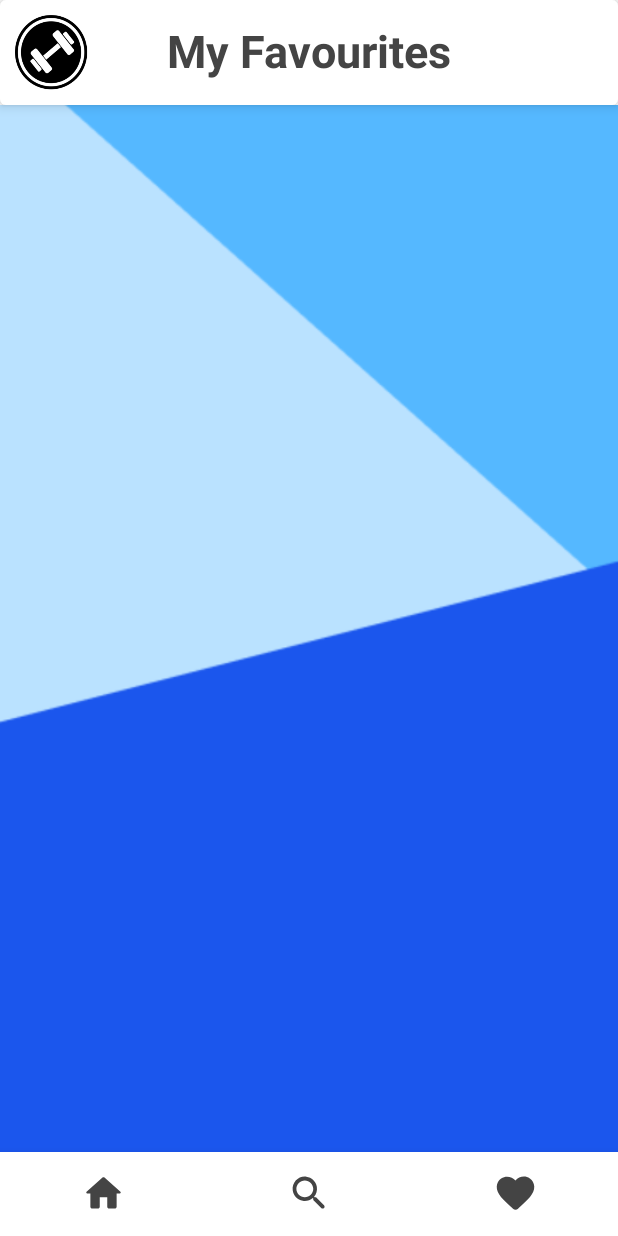
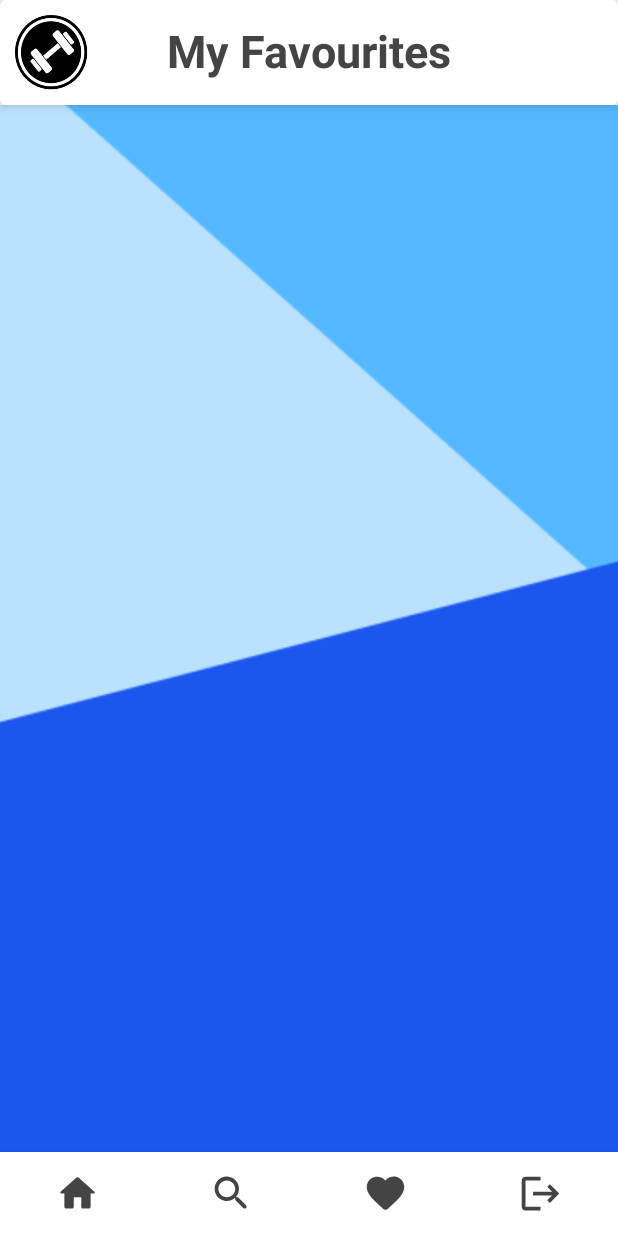
Before and after one commit to martinhecht01/step-mobile, an Android app built with Jetpack Compose: the my_workouts_screen screen opened through its navigation route, on a phone screen of 412 x 824 dp. Run offline under Robolectric (Android 15) with nearby library versions, the phone set to English and light mode, and no system bars.

Commit message:
logout working

```diff
--- a/app/src/main/java/com/example/step_mobile/MainActivity.kt
+++ b/app/src/main/java/com/example/step_mobile/MainActivity.kt
@@ -6,6 +6,7 @@ import androidx.activity.ComponentActivity
 import androidx.activity.compose.setContent
 import androidx.compose.foundation.layout.*
 import androidx.compose.material.*
+import androidx.compose.material.icons.Icons
 import androidx.compose.runtime.*
 import androidx.compose.runtime.getValue
 import androidx.navigation.NavController
@@ -14,6 +15,7 @@ import androidx.navigation.compose.rememberNavController
 import com.example.step_mobile.ui.theme.BottomNavigationTheme
 import androidx.compose.ui.Modifier
 import androidx.compose.ui.graphics.Color
+import androidx.compose.ui.res.painterResource
 import androidx.compose.ui.unit.dp
 import androidx.lifecycle.ViewModel
 import androidx.lifecycle.viewmodel.compose.viewModel
@@ -23,6 +25,7 @@ import com.example.step_mobile.util.getViewModelFactory
 import kotlinx.coroutines.flow.MutableStateFlow
 import kotlinx.coroutines.flow.getAndUpdate
 import kotlinx.coroutines.flow.updateAndGet
+import kotlinx.coroutines.launch
 
 class MainActivity : ComponentActivity() {
     @SuppressLint("UnusedMaterialScaffoldPaddingParameter")
@@ -39,7 +42,7 @@ class MainActivity : ComponentActivity() {
                     else -> true
                 }
                 Scaffold(
-                    bottomBar = { if(showBottomBar) BottomBar(navController = navController) }
+                    bottomBar = { if(showBottomBar) BottomBar(navController = navController, viewModel(factory = getViewModelFactory())) }
                 ) {
                     MyNavGraph(navController = navController, viewModel(factory = getViewModelFactory()))
                 }
@@ -50,7 +53,7 @@ class MainActivity : ComponentActivity() {
 
 
 @Composable
-fun BottomBar(navController: NavController){
+fun BottomBar(navController: NavController, mainViewModel: MainViewModel){
     val items = listOf(
         Screen.HomeScreen,
         Screen.SearchScreen,
@@ -86,5 +89,16 @@ fun BottomBar(navController: NavController){
                 }
             )
         }
+        var scope = rememberCoroutineScope()
+        BottomNavigationItem(onClick = {
+               scope.launch {
+                   mainViewModel.logout()
+                   if(!mainViewModel.uiState.isAuthenticated){
+                       navController.navigate("welcome_screen"){
+                           popUpTo(0)
+                       }
+                   }
+               }
+        }, icon = { Icon(painterResource(R.drawable.ic_logout ), contentDescription = null, modifier = Modifier.size(30.dp), tint = Color.DarkGray) }, alwaysShowLabel = true, selected = true)
     }
 }
--- /dev/null
+++ b/app/src/main/res/drawable/ic_logout.xml
@@ -0,0 +1,5 @@
+<vector android:autoMirrored="true" android:height="24dp"
+    android:tint="#000000" android:viewportHeight="24"
+    android:viewportWidth="24" android:width="24dp" xmlns:android="http://schemas.android.com/apk/res/android">
+    <path android:fillColor="@android:color/white" android:pathData="M17,7l-1.41,1.41L18.17,11H8v2h10.17l-2.58,2.58L17,17l5,-5zM4,5h8V3H4c-1.1,0 -2,0.9 -2,2v14c0,1.1 0.9,2 2,2h8v-2H4V5z"/>
+</vector>
```
